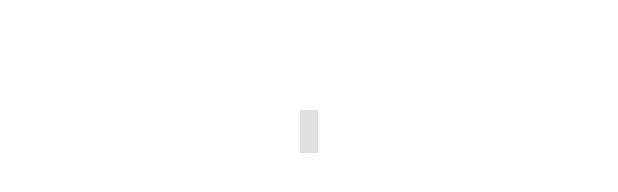
After one commit to curtain28/zst, an Android app built with Jetpack Compose: the layout item_timestamp.xml on its own in the app's theme, with its tools: preview values and no code run, on a phone screen of 412 x 824 dp. The commit adds this screen. Shown: the part 486-678 px from the top of the screen. Run offline under Robolectric (Android 15) with nearby library versions, the phone set to English and light mode, and no system bars.

Commit message:
增加消息时间戳

```diff
--- /dev/null
+++ b/app/src/main/res/drawable/bg_timestamp.xml
@@ -0,0 +1,5 @@
+<?xml version="1.0" encoding="utf-8"?>
+<shape xmlns:android="http://schemas.android.com/apk/res/android">
+    <solid android:color="#1F000000" />
+    <corners android:radius="12dp" />
+</shape>
--- /dev/null
+++ b/app/src/main/res/layout/item_timestamp.xml
@@ -0,0 +1,11 @@
+<?xml version="1.0" encoding="utf-8"?>
+<TextView xmlns:android="http://schemas.android.com/apk/res/android"
+    android:layout_width="wrap_content"
+    android:layout_height="wrap_content"
+    android:layout_gravity="center"
+    android:layout_marginTop="8dp"
+    android:layout_marginBottom="8dp"
+    android:background="#1F000000"
+    android:padding="6dp"
+    android:textColor="#99000000"
+    android:textSize="12sp" />
```
Also changed, not shown: app/src/main/java/com/example/zst/MainActivity.kt (+91 -8 lines), app/src/main/java/com/example/zst/data/Message.kt (added, +11 -0 lines).
